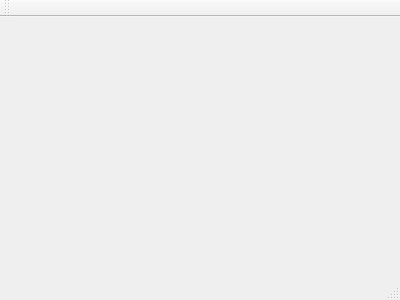
First picture: the form in mainwindow.ui, repository Qunero/QuickDec2Hex, before the edit.
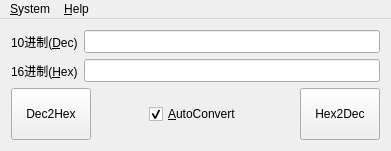
Second picture: the form after the edit.

Commit message: complete ui, and add the convert functions

What changed in the file:
```diff
--- a/mainwindow.ui
+++ b/mainwindow.ui
@@ -1,24 +1,200 @@
 <ui version="4.0">
  <class>MainWindow</class>
- <widget class="QMainWindow" name="MainWindow" >
-  <property name="geometry" >
+ <widget class="QMainWindow" name="MainWindow">
+  <property name="geometry">
    <rect>
     <x>0</x>
     <y>0</y>
-    <width>400</width>
-    <height>300</height>
+    <width>391</width>
+    <height>151</height>
    </rect>
   </property>
   <property name="windowTitle" >
    <string>MainWindow</string>
   </property>
-  <widget class="QMenuBar" name="menuBar" />
-  <widget class="QToolBar" name="mainToolBar" />
-  <widget class="QWidget" name="centralWidget" />
-  <widget class="QStatusBar" name="statusBar" />
+  <widget class="QWidget" name="centralWidget">
+   <layout class="QVBoxLayout" name="verticalLayout">
+    <item>
+     <layout class="QGridLayout" name="gridLayout">
+      <item row="0" column="0">
+       <widget class="QLabel" name="label_dec">
+        <property name="sizePolicy">
+         <sizepolicy hsizetype="Preferred" vsizetype="Preferred">
+          <horstretch>0</horstretch>
+          <verstretch>0</verstretch>
+         </sizepolicy>
+        </property>
+        <property name="text">
+         <string>10进制(&amp;Dec)</string>
+        </property>
+        <property name="buddy">
+         <cstring>lineEdit_dec</cstring>
+        </property>
+       </widget>
+      </item>
+      <item row="0" column="1">
+       <widget class="QLineEdit" name="lineEdit_dec">
+        <property name="sizePolicy">
+         <sizepolicy hsizetype="Expanding" vsizetype="Preferred">
+          <horstretch>0</horstretch>
+          <verstretch>0</verstretch>
+         </sizepolicy>
+        </property>
+       </widget>
+      </item>
+      <item row="1" column="0">
+       <widget class="QLabel" name="label_hex">
+        <property name="sizePolicy">
+         <sizepolicy hsizetype="Preferred" vsizetype="Preferred">
+          <horstretch>0</horstretch>
+          <verstretch>0</verstretch>
+         </sizepolicy>
+        </property>
+        <property name="text">
+         <string>16进制(&amp;Hex)</string>
+        </property>
+        <property name="buddy">
+         <cstring>lineEdit_hex</cstring>
+        </property>
+       </widget>
+      </item>
+      <item row="1" column="1">
+       <widget class="QLineEdit" name="lineEdit_hex">
+        <property name="sizePolicy">
+         <sizepolicy hsizetype="Expanding" vsizetype="Preferred">
+          <horstretch>0</horstretch>
+          <verstretch>0</verstretch>
+         </sizepolicy>
+        </property>
+       </widget>
+      </item>
+     </layout>
+    </item>
+    <item>
+     <layout class="QHBoxLayout" name="horizontalLayout">
+      <item>
+       <widget class="QPushButton" name="pushButtonConvertDec2Hex">
+        <property name="enabled">
+         <bool>true</bool>
+        </property>
+        <property name="sizePolicy">
+         <sizepolicy hsizetype="Minimum" vsizetype="Preferred">
+          <horstretch>0</horstretch>
+          <verstretch>0</verstretch>
+         </sizepolicy>
+        </property>
+        <property name="text">
+         <string>Dec2Hex</string>
+        </property>
+        <property name="autoDefault">
+         <bool>true</bool>
+        </property>
+        <property name="default">
+         <bool>false</bool>
+        </property>
+       </widget>
+      </item>
+      <item>
+       <spacer name="horizontalSpacer">
+        <property name="orientation">
+         <enum>Qt::Horizontal</enum>
+        </property>
+        <property name="sizeHint" stdset="0">
+         <size>
+          <width>40</width>
+          <height>20</height>
+         </size>
+        </property>
+       </spacer>
+      </item>
+      <item>
+       <widget class="QCheckBox" name="checkBox_autoConvert">
+        <property name="sizePolicy">
+         <sizepolicy hsizetype="Minimum" vsizetype="Preferred">
+          <horstretch>0</horstretch>
+          <verstretch>0</verstretch>
+         </sizepolicy>
+        </property>
+        <property name="text">
+         <string>&amp;AutoConvert</string>
+        </property>
+        <property name="checked">
+         <bool>true</bool>
+        </property>
+       </widget>
+      </item>
+      <item>
+       <spacer name="horizontalSpacer_2">
+        <property name="orientation">
+         <enum>Qt::Horizontal</enum>
+        </property>
+        <property name="sizeHint" stdset="0">
+         <size>
+          <width>40</width>
+          <height>20</height>
+         </size>
+        </property>
+       </spacer>
+      </item>
+      <item>
+       <widget class="QPushButton" name="pushButtonConvertHex2Dec">
+        <property name="sizePolicy">
+         <sizepolicy hsizetype="Minimum" vsizetype="Preferred">
+          <horstretch>0</horstretch>
+          <verstretch>0</verstretch>
+         </sizepolicy>
+        </property>
+        <property name="text">
+         <string>Hex2Dec</string>
+        </property>
+       </widget>
+      </item>
+     </layout>
+    </item>
+   </layout>
+  </widget>
+  <widget class="QMenuBar" name="menuBar">
+   <property name="geometry">
+    <rect>
+     <x>0</x>
+     <y>0</y>
+     <width>391</width>
+     <height>23</height>
+    </rect>
+   </property>
+   <widget class="QMenu" name="menuSetting">
+    <property name="title">
+     <string>&amp;System</string>
+    </property>
+    <addaction name="action_Quit"/>
+   </widget>
+   <widget class="QMenu" name="menuAbout">
+    <property name="title">
+     <string>&amp;Help</string>
+    </property>
+    <addaction name="action_About"/>
+   </widget>
+   <addaction name="menuSetting"/>
+   <addaction name="menuAbout"/>
+  </widget>
+  <action name="action_Quit">
+   <property name="text">
+    <string>&amp;Quit</string>
+   </property>
+   <property name="shortcut">
+    <string>Ctrl+W, Ctrl+Q</string>
+   </property>
+  </action>
+  <action name="action_About">
+   <property name="text">
+    <string>&amp;About</string>
+   </property>
+   <property name="shortcut">
+    <string>F1</string>
+   </property>
+  </action>
  </widget>
- <layoutDefault spacing="6" margin="11" />
- <pixmapfunction></pixmapfunction>
+ <layoutdefault spacing="6" margin="11"/>
  <resources/>
  <connections/>
 </ui>
```
Left out of the diff: 24 changed lines with no effect on the pictures. The commit also changes 2 other files.
